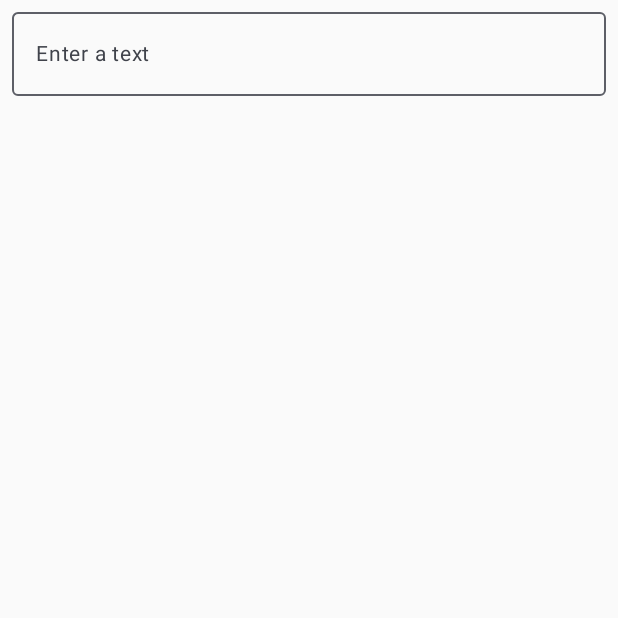
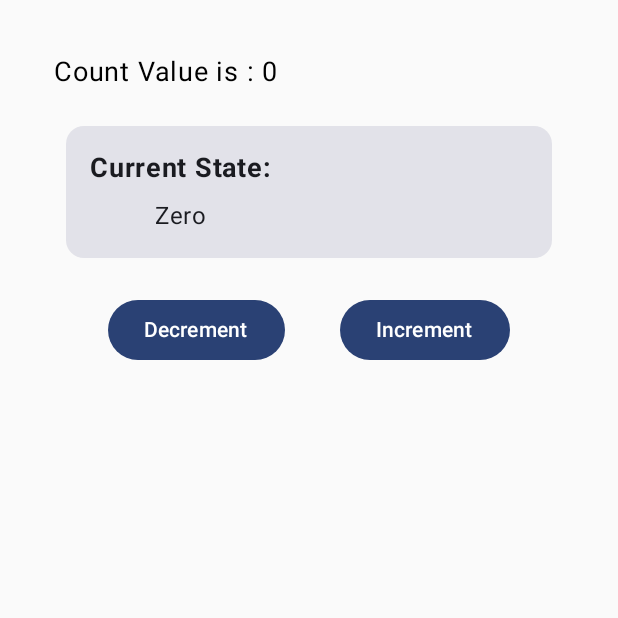
Before and after one commit to Laurina23/Compose-UIcomponents, an Android app built with Jetpack Compose: the screen it shows after launch (MainActivity), on a phone screen of 412 x 824 dp, the top half of it. Run offline under Robolectric (Android 15) with nearby library versions, the phone set to English and light mode, and no system bars.

Commit message:
Implemented State

```diff
--- a/UIcomponents/app/src/main/java/com/example/uicomponents/MainActivity.kt
+++ b/UIcomponents/app/src/main/java/com/example/uicomponents/MainActivity.kt
@@ -3,13 +3,20 @@ package com.example.uicomponents
 import android.os.Bundle
 import androidx.activity.ComponentActivity
 import androidx.activity.compose.setContent
+import androidx.compose.foundation.layout.Arrangement
+import androidx.compose.foundation.layout.Column
+import androidx.compose.foundation.layout.Row
+import androidx.compose.foundation.layout.Spacer
 import androidx.compose.foundation.layout.fillMaxWidth
+import androidx.compose.foundation.layout.height
 import androidx.compose.foundation.layout.padding
-import androidx.compose.material3.OutlinedTextField
+import androidx.compose.material3.Button
+import androidx.compose.material3.Card
 import androidx.compose.material3.Text
 import androidx.compose.runtime.*
+import androidx.compose.ui.Alignment
 import androidx.compose.ui.Modifier
-import androidx.compose.ui.text.input.TextFieldValue
+import androidx.compose.ui.text.font.FontWeight
 import androidx.compose.ui.unit.dp
 import androidx.compose.ui.unit.sp
 import com.example.uicomponents.ui.theme.UIcomponentsTheme
@@ -19,17 +26,73 @@ class MainActivity : ComponentActivity() {
         super.onCreate(savedInstanceState)
         setContent {
             UIcomponentsTheme {
-                var text by remember { mutableStateOf(TextFieldValue()) }
-
-                OutlinedTextField(
-                    value = text,
-                    onValueChange = { text = it },
-                    label = { Text("Enter a text", fontSize = 14.sp) },
-                    modifier = Modifier
-                        .fillMaxWidth()
-                        .padding(horizontal = 8.dp)
-                )
+                CounterButton()
             }
         }
     }
 }
+@Composable
+fun CounterButton() {
+    var count by remember {
+        mutableStateOf(0)
+    }
+
+    val isPositive = count > 0
+    val isNegative = count < 0
+
+    UIcomponentsTheme {
+        Column(
+            modifier = Modifier
+                .fillMaxWidth()
+                .padding(36.dp),
+            verticalArrangement = Arrangement.Center
+        ) {
+            Text(
+                text = "Count Value is : $count",
+                fontSize = 18.sp,
+                modifier = Modifier.padding(bottom = 16.dp)
+            )
+            Card(
+                modifier = Modifier
+                    .fillMaxWidth()
+                    .padding(8.dp),
+
+            ) {
+                Column(
+                    modifier = Modifier.padding(16.dp),
+                    verticalArrangement = Arrangement.Center,
+                    horizontalAlignment = Alignment.CenterHorizontally
+                ) {
+                    Text(
+                        text = "Current State:",
+                        fontSize = 18.sp,
+                        fontWeight = FontWeight.Bold,
+                        modifier = Modifier.padding(bottom = 8.dp),
+                    )
+                    if (count == 0) {
+                        Text(text = "Zero")
+                    } else if (isPositive) {
+                        Text(text = "Positive")
+                    } else {
+                        Text(text = "Negative")
+                    }
+                }
+            }
+
+            Spacer(modifier = Modifier.height(16.dp))
+
+            Row(
+                modifier = Modifier.fillMaxWidth(),
+                horizontalArrangement = Arrangement.SpaceEvenly
+            ) {
+                Button(onClick = { count-- }) {
+                    Text(text = "Decrement")
+                }
+
+                Button(onClick = { count++ }) {
+                    Text(text = "Increment")
+                }
+            }
+        }
+    }
+}
```
Also changed, not shown: 3 other files.
